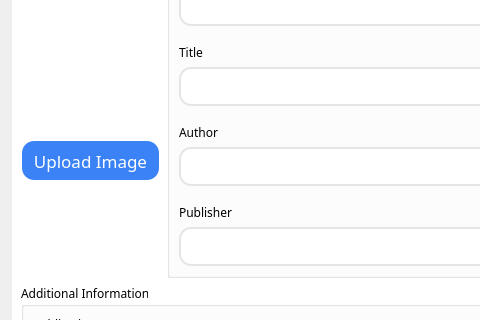
Above: pages/bookManagement/form.ui from al-dioooo/bookster before the change; both pictures show x 0 to 480 and y 162 to 482 of the 720 by 720 pixel window. Below: the same form after it.
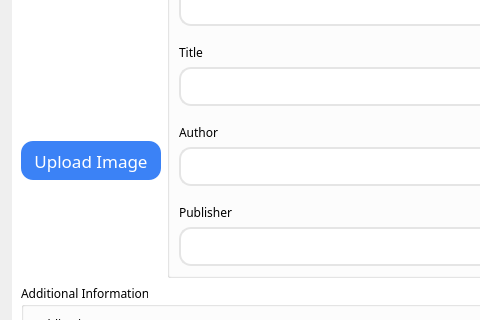
That is the form after the change. Icons and pictures are not drawn.

The edit to the form file:
```diff
--- a/pages/bookManagement/form.ui
+++ b/pages/bookManagement/form.ui
@@ -161,7 +161,7 @@
               <widget class="QToolButton" name="toolButton">
                <property name="minimumSize">
                 <size>
-                 <width>36</width>
+                 <width>140</width>
                  <height>36</height>
                 </size>
                </property>
```
Left out of the diff: 2 changed lines with no effect on the pictures.
